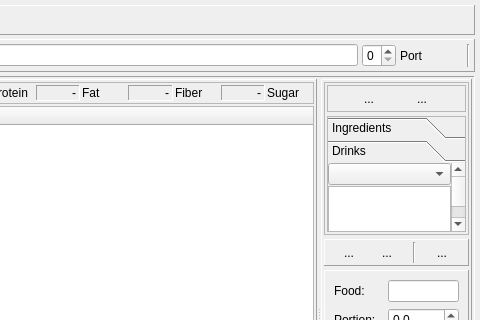
Old version of the form dialog_nutrition.ui in the repository Tria-Andy/WorkoutEditor; both pictures show x 505 to 985 and y 0 to 320 of the 985 by 560 pixel window.
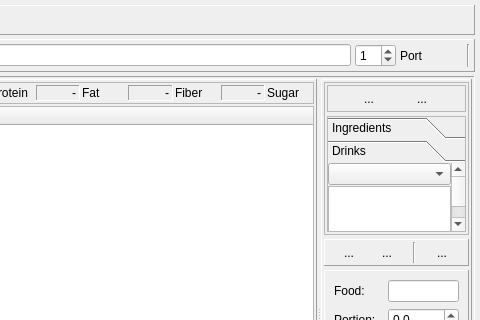
New version of the form. The open tabs and pages were chosen to show the change. Icons and pictures are not drawn.

Diff of the .ui file:
```diff
--- a/dialog_nutrition.ui
+++ b/dialog_nutrition.ui
@@ -264,10 +264,10 @@
          <number>0</number>
         </property>
         <property name="maximum">
-         <number>5</number>
+         <number>50</number>
         </property>
         <property name="value">
-         <number>0</number>
+         <number>1</number>
         </property>
        </widget>
       </item>
```
Left out of the diff: 2 changed lines with no effect on the pictures.
